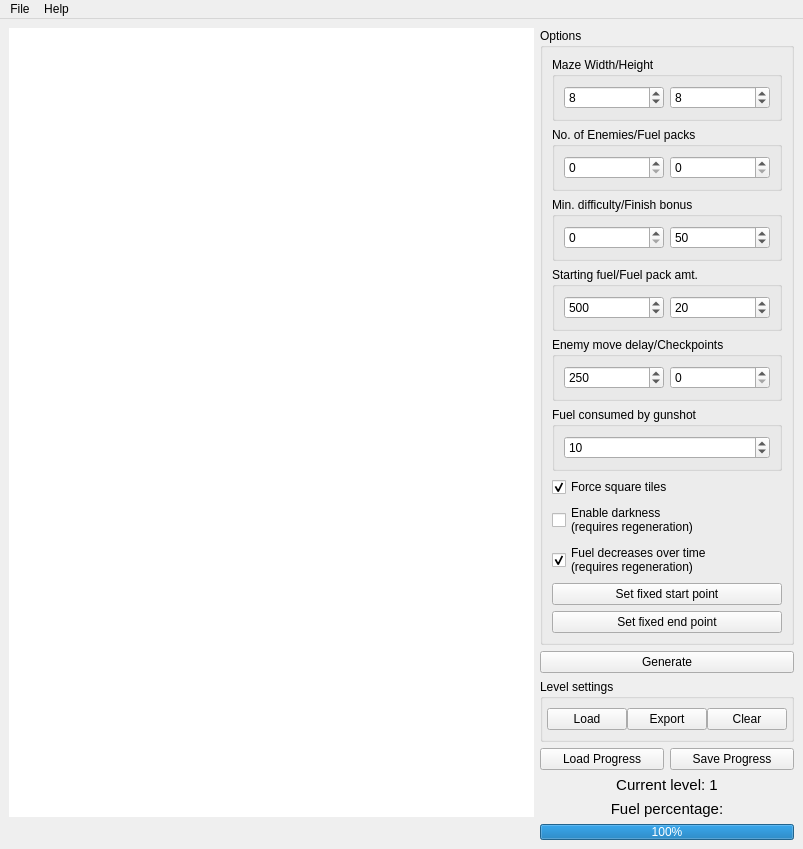
Above: mazegame.ui from GLolol/trulyamazed before the change. Below: the same form after it.
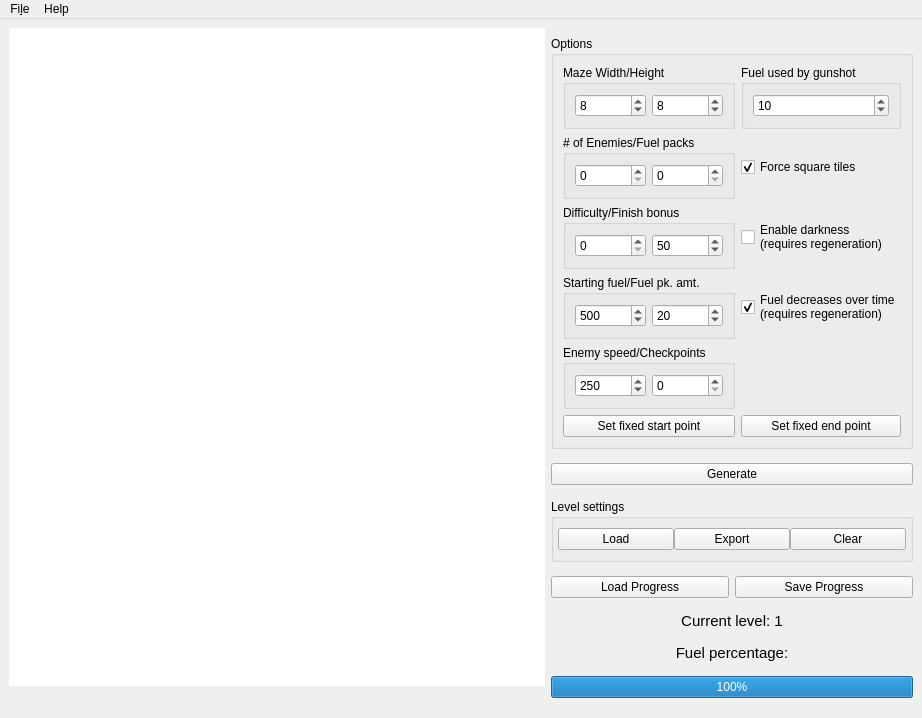
That is the form after the change.

Commit message: mazegame: move options elements to fit bigger on wide screens

```diff
--- a/mazegame.ui
+++ b/mazegame.ui
@@ -6,8 +6,8 @@
    <rect>
     <x>0</x>
     <y>0</y>
-    <width>803</width>
-    <height>766</height>
+    <width>922</width>
+    <height>718</height>
    </rect>
   </property>
   <property name="windowTitle">
@@ -87,8 +87,27 @@
         <property name="title">
          <string>Options</string>
         </property>
-        <layout class="QVBoxLayout" name="verticalLayout">
-         <item>
+        <layout class="QGridLayout" name="gridLayout">
+         <item row="0" column="1">
+          <widget class="QGroupBox" name="gunshot_fuel_groupbox">
+           <property name="title">
+            <string>Fuel used by gunshot</string>
+           </property>
+           <layout class="QHBoxLayout" name="horizontalLayout_8">
+            <item>
+             <widget class="QSpinBox" name="gunshot_fuel_spinbox">
+              <property name="minimum">
+               <number>-99</number>
+              </property>
+              <property name="value">
+               <number>10</number>
+              </property>
+             </widget>
+            </item>
+           </layout>
+          </widget>
+         </item>
+         <item row="0" column="0">
           <widget class="QGroupBox" name="mazesize_groupbox">
            <property name="sizePolicy">
             <sizepolicy hsizetype="Preferred" vsizetype="Maximum">
@@ -129,10 +148,17 @@
            </layout>
           </widget>
          </item>
-         <item>
+         <item row="5" column="1">
+          <widget class="QPushButton" name="set_static_finish">
+           <property name="text">
+            <string>Set fixed end point</string>
+           </property>
+          </widget>
+         </item>
+         <item row="1" column="0">
           <widget class="QGroupBox" name="fuelpacks_groupbox">
            <property name="title">
-            <string>No. of Enemies/Fuel packs</string>
+            <string># of Enemies/Fuel packs</string>
            </property>
            <layout class="QHBoxLayout" name="horizontalLayout_3">
             <item>
@@ -144,36 +170,21 @@
            </layout>
           </widget>
          </item>
-         <item>
-          <widget class="QGroupBox" name="mindiff_groupbox">
-           <property name="toolTip">
-            <string>Minimum difficulty determines the minimum distance between the start and the finish points.
-This is incompatible with static starts/finishes and will be ignored if either is set.</string>
+         <item row="3" column="1">
+          <widget class="QCheckBox" name="enable_fuel">
+           <property name="text">
+            <string>Fuel decreases over time
+(requires regeneration)</string>
            </property>
-           <property name="title">
-            <string>Min. difficulty/Finish bonus</string>
+           <property name="checked">
+            <bool>true</bool>
            </property>
-           <layout class="QHBoxLayout" name="horizontalLayout_5">
-            <item>
-             <widget class="QSpinBox" name="min_difficulty_spinbox"/>
-            </item>
-            <item>
-             <widget class="QSpinBox" name="finish_bonus_spinbox">
-              <property name="maximum">
-               <number>10000</number>
-              </property>
-              <property name="value">
-               <number>50</number>
-              </property>
-             </widget>
-            </item>
-           </layout>
           </widget>
          </item>
-         <item>
+         <item row="3" column="0">
           <widget class="QGroupBox" name="fuelsettings_groupbox">
            <property name="title">
-            <string>Starting fuel/Fuel pack amt.</string>
+            <string>Starting fuel/Fuel pk. amt.</string>
            </property>
            <layout class="QHBoxLayout" name="horizontalLayout_6">
             <item>
@@ -205,51 +216,7 @@
            </layout>
           </widget>
          </item>
-         <item>
-          <widget class="QGroupBox" name="enemysettings_groupbox">
-           <property name="title">
-            <string>Enemy move delay/Checkpoints</string>
-           </property>
-           <layout class="QHBoxLayout" name="horizontalLayout_7">
-            <item>
-             <widget class="QSpinBox" name="move_delay_spinbox">
-              <property name="minimum">
-               <number>1</number>
-              </property>
-              <property name="maximum">
-               <number>10000</number>
-              </property>
-              <property name="value">
-               <number>250</number>
-              </property>
-             </widget>
-            </item>
-            <item>
-             <widget class="QSpinBox" name="checkpoints_spinbox"/>
-            </item>
-           </layout>
-          </widget>
-         </item>
-         <item>
-          <widget class="QGroupBox" name="gunshot_fuel_groupbox">
-           <property name="title">
-            <string>Fuel consumed by gunshot</string>
-           </property>
-           <layout class="QHBoxLayout" name="horizontalLayout_8">
-            <item>
-             <widget class="QSpinBox" name="gunshot_fuel_spinbox">
-              <property name="minimum">
-               <number>-99</number>
-              </property>
-              <property name="value">
-               <number>10</number>
-              </property>
-             </widget>
-            </item>
-           </layout>
-          </widget>
-         </item>
-         <item>
+         <item row="1" column="1">
           <widget class="QCheckBox" name="force_square_tiles">
            <property name="sizePolicy">
             <sizepolicy hsizetype="Minimum" vsizetype="MinimumExpanding">
@@ -265,7 +232,7 @@
            </property>
           </widget>
          </item>
-         <item>
+         <item row="2" column="1">
           <widget class="QCheckBox" name="enable_darkness">
            <property name="text">
             <string>Enable darkness
@@ -273,29 +240,75 @@
            </property>
           </widget>
          </item>
-         <item>
-          <widget class="QCheckBox" name="enable_fuel">
-           <property name="text">
-            <string>Fuel decreases over time
-(requires regeneration)</string>
+         <item row="2" column="0">
+          <widget class="QGroupBox" name="mindiff_groupbox">
+           <property name="toolTip">
+            <string>Minimum difficulty determines the minimum distance between the start and the finish points.
+This is incompatible with static starts/finishes and will be ignored if either is set.</string>
            </property>
-           <property name="checked">
-            <bool>true</bool>
+           <property name="title">
+            <string>Difficulty/Finish bonus</string>
            </property>
+           <layout class="QHBoxLayout" name="horizontalLayout_5">
+            <item>
+             <widget class="QSpinBox" name="min_difficulty_spinbox"/>
+            </item>
+            <item>
+             <widget class="QSpinBox" name="finish_bonus_spinbox">
+              <property name="maximum">
+               <number>10000</number>
+              </property>
+              <property name="value">
+               <number>50</number>
+              </property>
+             </widget>
+            </item>
+           </layout>
           </widget>
          </item>
-         <item>
+         <item row="5" column="0">
           <widget class="QPushButton" name="set_static_start">
            <property name="text">
             <string>Set fixed start point</string>
            </property>
           </widget>
          </item>
-         <item>
-          <widget class="QPushButton" name="set_static_finish">
-           <property name="text">
-            <string>Set fixed end point</string>
+         <item row="4" column="0">
+          <widget class="QGroupBox" name="enemysettings_groupbox">
+           <property name="title">
+            <string>Enemy speed/Checkpoints</string>
            </property>
+           <layout class="QHBoxLayout" name="horizontalLayout_7">
+            <item>
+             <widget class="QSpinBox" name="move_delay_spinbox">
+              <property name="sizePolicy">
+               <sizepolicy hsizetype="Minimum" vsizetype="Fixed">
+                <horstretch>0</horstretch>
+                <verstretch>0</verstretch>
+               </sizepolicy>
+              </property>
+              <property name="minimum">
+               <number>1</number>
+              </property>
+              <property name="maximum">
+               <number>10000</number>
+              </property>
+              <property name="value">
+               <number>250</number>
+              </property>
+             </widget>
+            </item>
+            <item>
+             <widget class="QSpinBox" name="checkpoints_spinbox">
+              <property name="sizePolicy">
+               <sizepolicy hsizetype="Minimum" vsizetype="Fixed">
+                <horstretch>0</horstretch>
+                <verstretch>0</verstretch>
+               </sizepolicy>
+              </property>
+             </widget>
+            </item>
+           </layout>
           </widget>
          </item>
         </layout>
@@ -472,13 +485,13 @@
     <rect>
      <x>0</x>
      <y>0</y>
-     <width>803</width>
-     <height>21</height>
+     <width>922</width>
+     <height>30</height>
     </rect>
    </property>
    <widget class="QMenu" name="menuFile">
     <property name="title">
-     <string>File</string>
+     <string>Fi&amp;le</string>
     </property>
     <addaction name="actionQuit"/>
    </widget>
```
Left out of the diff: 3 changed lines with no effect on the pictures.
